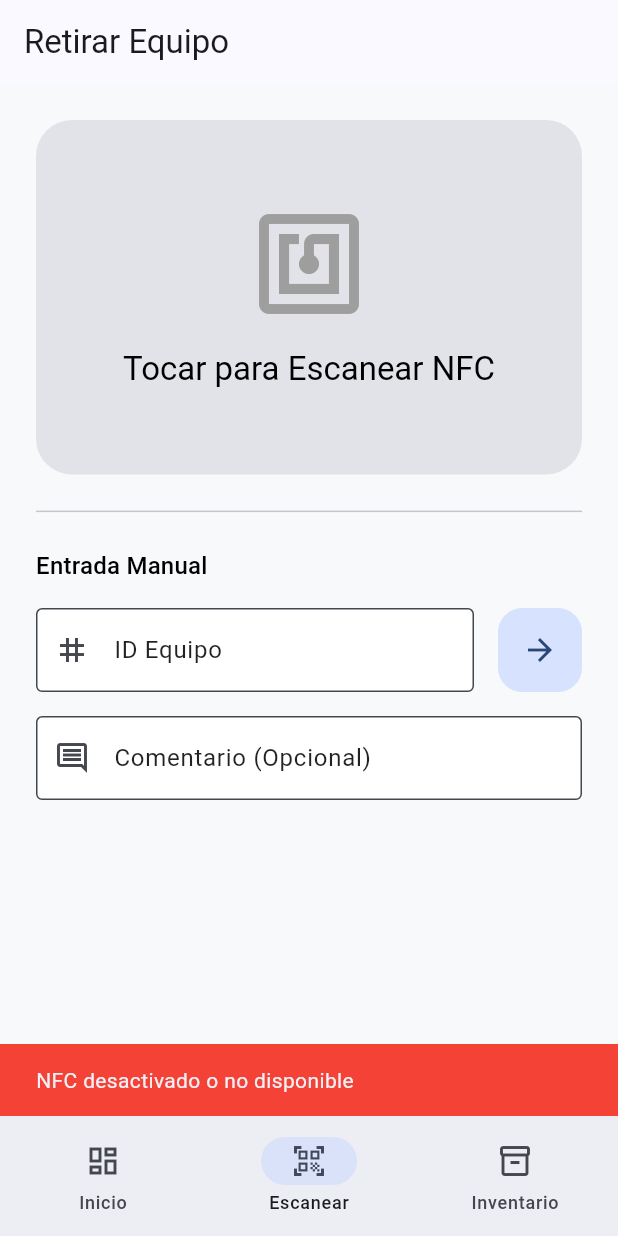
After one commit to Jjorus/mantenimiento, a Flutter app: the ScannerScreen screen opened by its route, after a tap on "Tocar para Escanear NFC", on a phone screen of 412 x 824 dp. The commit adds this screen. Run offline on Flutter 3.47's test engine with Material 3 defaults, Android fonts, the phone set to English and light mode, and no system bars; our stand-ins replace dio, equatable, flutter_bloc, flutter_secure_storage, go_router; missing offline and left inert: nfc_manager; accounts and stored records are empty.

Commit message:
mejoras NFC

```diff
--- /dev/null
+++ b/frontend/lib/logic/movement_cubit/movement_cubit.dart
@@ -0,0 +1,150 @@
+import 'dart:io' show Platform; // NUEVO: Para detectar si es Windows
+import 'package:flutter_bloc/flutter_bloc.dart';
+import 'package:nfc_manager/nfc_manager.dart';
+import 'package:nfc_manager/platform_tags.dart';
+
+import '../../data/repositories/movement_repository.dart';
+import '../../core/api/api_exception.dart';
+import 'movement_state.dart';
+
+class MovementCubit extends Cubit<MovementState> {
+  final MovementRepository _repository;
+
+  MovementCubit(this._repository) : super(const MovementState());
+
+  Future<void> startNfcSession() async {
+    // 1. PROTECCIÓN PLATAFORMA: Si no es móvil, abortamos antes de llamar al plugin
+    // Esto evita el MissingPluginException en Windows
+    if (!Platform.isAndroid && !Platform.isIOS) {
+      emit(state.copyWith(
+        status: MovementStatus.failure,
+        errorMessage: "NFC solo disponible en dispositivos móviles (Android/iOS)"
+      ));
+      return;
+    }
+
+    try {
+      // 2. Comprobar disponibilidad (Ahora seguro porque sabemos que es móvil)
+      bool isAvailable = await NfcManager.instance.isAvailable();
+      if (!isAvailable) {
+        emit(state.copyWith(
+          status: MovementStatus.failure,
+          errorMessage: "NFC desactivado o no disponible"
+        ));
+        return;
+      }
+    } catch (_) {
+       emit(state.copyWith(status: MovementStatus.failure, errorMessage: "Error verificando NFC"));
+       return;
+    }
+
+    emit(state.copyWith(status: MovementStatus.scanning));
+
+    // En v3.3.0 pollingOptions es opcional, pero si tu versión lo pide, aquí está
+    NfcManager.instance.startSession(
+      onDiscovered: (NfcTag tag) async {
+        try {
+          final String nfcId = _extractTagIdHighLevel(tag);
+
+          await NfcManager.instance.stopSession();
+
+          await retirarPorNfc(nfcId);
+
+        } catch (e) {
+          await NfcManager.instance.stopSession();
+          if (!isClosed) {
+            emit(state.copyWith(
+              status: MovementStatus.failure,
+              errorMessage: "Error leyendo etiqueta NFC"
+            ));
+          }
+        }
+      },
+    );
+  }
+
+  String _extractTagIdHighLevel(NfcTag tag) {
+    List<int>? identifier;
+
+    final isoDep = IsoDep.from(tag);
+    if (isoDep != null) {
+      identifier = isoDep.identifier;
+    }
+    else {
+      final nfcA = NfcA.from(tag);
+      if (nfcA != null) {
+        identifier = nfcA.identifier;
+      }
+      else {
+        final mifare = MifareClassic.from(tag);
+        if (mifare != null) {
+          identifier = mifare.identifier;
+        }
+        else {
+            final nfcB = NfcB.from(tag);
+            if (nfcB != null) {
+                identifier = nfcB.identifier;
+            }
+            else {
+                final nfcF = NfcF.from(tag);
+                if (nfcF != null) {
+                    identifier = nfcF.identifier;
+                }
+                else {
+                    final nfcV = NfcV.from(tag);
+                    if (nfcV != null) {
+                        identifier = nfcV.identifier;
+                    }
+                }
+            }
+        }
+      }
+    }
+
+    if (identifier == null) return "unknown_tag";
+
+    return identifier.map((e) => e.toRadixString(16).padLeft(2, '0')).join().toUpperCase();
+  }
+
+  Future<void> retirarPorNfc(String tag, {String? comentario}) async {
+    if (isClosed) return;
+    emit(state.copyWith(status: MovementStatus.processing));
+
+    try {
+      final movimiento = await _repository.retirarPorNfc(tag, comentario: comentario);
+      if (!isClosed) {
+        emit(state.copyWith(
+          status: MovementStatus.success,
+          lastMovement: movimiento,
+        ));
+      }
+    } on ApiException catch (e) {
+      if (!isClosed) emit(state.copyWith(status: MovementStatus.failure, errorMessage: e.message));
+    } catch (e) {
+      if (!isClosed) emit(state.copyWith(status: MovementStatus.failure, errorMessage: "Error inesperado"));
+    }
+  }
+
+  Future<void> retirarManual(int equipoId, {String? comentario}) async {
+    if (isClosed) return;
+    emit(state.copyWith(status: MovementStatus.processing));
+
+    try {
+      final movimiento = await _repository.retirarManual(equipoId, comentario: comentario);
+      if (!isClosed) {
+        emit(state.copyWith(
+          status: MovementStatus.success,
+          lastMovement: movimiento,
+        ));
+      }
+    } on ApiException catch (e) {
+      if (!isClosed) emit(state.copyWith(status: MovementStatus.failure, errorMessage: e.message));
+    } catch (e) {
+      if (!isClosed) emit(state.copyWith(status: MovementStatus.failure, errorMessage: "Error inesperado"));
+    }
+  }
+
+  void reset() {
+    if (!isClosed) emit(const MovementState());
+  }
+}
--- /dev/null
+++ b/frontend/lib/logic/movement_cubit/movement_state.dart
@@ -0,0 +1,38 @@
+import 'package:equatable/equatable.dart';
+import '../../data/models/movimiento_model.dart';
+
+enum MovementStatus {
+  initial,      // Esperando acción
+  scanning,     // Leyendo NFC (spinner / animación)
+  processing,   // Enviando al backend
+  success,      // Movimiento completado OK
+  failure       // Error (API o NFC)
+}
+
+class MovementState extends Equatable {
+  final MovementStatus status;
+  final MovimientoModel? lastMovement; // Para mostrar feedback "Equipo X retirado"
+  final String? errorMessage;
+
+  const MovementState({
+    this.status = MovementStatus.initial,
+    this.lastMovement,
+    this.errorMessage,
+  });
+
+  MovementState copyWith({
+    MovementStatus? status,
+    MovimientoModel? lastMovement,
+    String? errorMessage,
+  }) {
+    return MovementState(
+      status: status ?? this.status,
+      lastMovement: lastMovement ?? this.lastMovement,
+      // Si pasamos null explícitamente, limpiamos el error anterior
+      errorMessage: errorMessage,
+    );
+  }
+
+  @override
+  List<Object?> get props => [status, lastMovement, errorMessage];
+}
--- a/frontend/lib/main.dart
+++ b/frontend/lib/main.dart
@@ -7,50 +7,79 @@ import 'core/services/storage_service.dart';
 import 'core/theme/app_theme.dart';
 import 'core/router/app_router.dart';
 
-// Data
+// Data Sources
 import 'data/datasources/auth_remote_ds.dart';
+import 'data/datasources/inventory_remote_ds.dart'; // NUEVO
+import 'data/datasources/movement_remote_ds.dart';  // NUEVO
+
+// Repositories
 import 'data/repositories/auth_repository.dart';
+import 'data/repositories/inventory_repository.dart'; // NUEVO
+import 'data/repositories/movement_repository.dart';  // NUEVO
 
 // Logic
 import 'logic/auth_cubit/auth_cubit.dart';
+import 'logic/movement_cubit/movement_cubit.dart';    // NUEVO
 
 void main() {
   WidgetsFlutterBinding.ensureInitialized();
 
+  // 1. Servicios Base
   final storageService = StorageService();
   final dioClient = DioClient(storageService);
+
+  // 2. Data Sources
   final authRemoteDs = AuthRemoteDataSource(dioClient);
+  final invRemoteDs = InventoryRemoteDataSource(dioClient);
+  final movRemoteDs = MovementRemoteDataSource(dioClient);
+
+  // 3. Repositorios
   final authRepository = AuthRepository(
     remoteDs: authRemoteDs,
     storage: storageService,
   );
+  final inventoryRepository = InventoryRepository(remoteDs: invRemoteDs);
+  final movementRepository = MovementRepository(remoteDs: movRemoteDs);
 
-  runApp(MyApp(authRepository: authRepository));
+  runApp(MyApp(
+    authRepository: authRepository,
+    inventoryRepository: inventoryRepository,
+    movementRepository: movementRepository,
+  ));
 }
 
 class MyApp extends StatelessWidget {
   final AuthRepository authRepository;
+  final InventoryRepository inventoryRepository;
+  final MovementRepository movementRepository;
 
-  const MyApp({super.key, required this.authRepository});
+  const MyApp({
+    super.key,
+    required this.authRepository,
+    required this.inventoryRepository,
+    required this.movementRepository,
+  });
 
   @override
   Widget build(BuildContext context) {
     return MultiRepositoryProvider(
       providers: [
-        RepositoryProvider<AuthRepository>.value(value: authRepository),
+        RepositoryProvider.value(value: authRepository),
+        RepositoryProvider.value(value: inventoryRepository),
+        RepositoryProvider.value(value: movementRepository),
       ],
       child: MultiBlocProvider(
         providers: [
           BlocProvider<AuthCubit>(
-            create: (context) => AuthCubit(
-              context.read<AuthRepository>(),
-            ),
+            create: (context) => AuthCubit(context.read<AuthRepository>()),
+          ),
+          // NUEVO: Cubit global para movimientos (accesible desde cualquier ruta)
+          BlocProvider<MovementCubit>(
+            create: (context) => MovementCubit(context.read<MovementRepository>()),
           ),
         ],
-        // Usamos Builder para tener contexto con los Providers ya disponibles
         child: Builder(
           builder: (context) {
-            // Inyectamos el AuthCubit en el router para redirecciones
             final router = AppRouter.router(context.read<AuthCubit>());
 
             return MaterialApp.router(
@@ -59,8 +88,6 @@ class MyApp extends StatelessWidget {
               theme: AppTheme.lightTheme,
               darkTheme: AppTheme.darkTheme,
               themeMode: ThemeMode.system,
-
-              // Configuración de GoRouter
               routerConfig: router,
             );
           },
--- /dev/null
+++ b/frontend/lib/presentation/features/movement/screens/scanner_screen.dart
@@ -0,0 +1,178 @@
+import 'package:flutter/material.dart';
+import 'package:flutter_bloc/flutter_bloc.dart';
+import '../../../../logic/movement_cubit/movement_cubit.dart';
+import '../../../../logic/movement_cubit/movement_state.dart';
+
+class ScannerScreen extends StatefulWidget {
+  const ScannerScreen({super.key});
+
+  @override
+  State<ScannerScreen> createState() => _ScannerScreenState();
+}
+
+class _ScannerScreenState extends State<ScannerScreen> {
+  final _manualController = TextEditingController();
+  final _commentController = TextEditingController();
+
+  @override
+  void dispose() {
+    _manualController.dispose();
+    _commentController.dispose();
+    super.dispose();
+  }
+
+  void _onManualSubmit() {
+    final id = int.tryParse(_manualController.text);
+    if (id == null) {
+      ScaffoldMessenger.of(context).showSnackBar(
+        const SnackBar(content: Text("ID inválido. Debe ser un número.")),
+      );
+      return;
+    }
+    // Ocultar teclado
+    FocusScope.of(context).unfocus();
+
+    final comentario = _commentController.text.trim();
+    context.read<MovementCubit>().retirarManual(
+      id,
+      comentario: comentario.isEmpty ? null : comentario
+    );
+  }
+
+  @override
+  Widget build(BuildContext context) {
+    return BlocConsumer<MovementCubit, MovementState>(
+      listener: (context, state) {
+        if (state.status == MovementStatus.success) {
+          ScaffoldMessenger.of(context).showSnackBar(
+            SnackBar(
+              content: Text("¡Éxito! Equipo ${state.lastMovement?.equipoId} retirado."),
+              backgroundColor: Colors.green,
+            ),
+          );
+          // Limpieza para siguiente uso
+          _manualController.clear();
+          _commentController.clear();
+          context.read<MovementCubit>().reset();
+        }
+
+        if (state.status == MovementStatus.failure) {
+          ScaffoldMessenger.of(context).showSnackBar(
+            SnackBar(
+              content: Text(state.errorMessage ?? "Error"),
+              backgroundColor: Colors.red,
+            ),
+          );
+        }
+      },
+      builder: (context, state) {
+        final isProcessing = state.status == MovementStatus.processing;
+        final isScanning = state.status == MovementStatus.scanning;
+
+        return Scaffold(
+          appBar: AppBar(title: const Text("Retirar Equipo")),
+          body: Padding(
+            padding: const EdgeInsets.all(24.0),
+            child: Column(
+              crossAxisAlignment: CrossAxisAlignment.stretch,
+              children: [
+                // --- TARJETA NFC ---
+                Expanded(
+                  flex: 4,
+                  child: Material(
+                    color: isScanning
+                        ? Theme.of(context).colorScheme.primaryContainer.withOpacity(0.3)
+                        : Theme.of(context).colorScheme.surfaceContainerHighest,
+                    borderRadius: BorderRadius.circular(24),
+                    child: InkWell(
+                      onTap: (isProcessing || isScanning)
+                          ? null
+                          : () => context.read<MovementCubit>().startNfcSession(),
+                      borderRadius: BorderRadius.circular(24),
+                      child: Column(
+                        mainAxisAlignment: MainAxisAlignment.center,
+                        children: [
+                          Icon(
+                            isScanning ? Icons.wifi_tethering : Icons.nfc,
+                            size: 80,
+                            color: isScanning
+                                ? Theme.of(context).colorScheme.primary
+                                : Colors.grey,
+                          ),
+                          const SizedBox(height: 16),
+                          Text(
+                            isScanning ? "Acerca el equipo..." : "Tocar para Escanear NFC",
+                            style: Theme.of(context).textTheme.titleLarge,
+                          ),
+                          if (isScanning)
+                            const Padding(
+                              padding: EdgeInsets.only(top: 24.0),
+                              child: CircularProgressIndicator(),
+                            ),
+                        ],
+                      ),
+                    ),
+                  ),
+                ),
+
+                const SizedBox(height: 24),
+                const Divider(height: 1),
+                const SizedBox(height: 24),
+
+                // --- ENTRADA MANUAL ---
+                Expanded(
+                  flex: 6,
+                  child: SingleChildScrollView(
+                    child: Column(
+                      crossAxisAlignment: CrossAxisAlignment.start,
+                      children: [
+                        Text("Entrada Manual", style: Theme.of(context).textTheme.titleMedium),
+                        const SizedBox(height: 16),
+                        Row(
+                          children: [
+                            Expanded(
+                              child: TextField(
+                                controller: _manualController,
+                                keyboardType: TextInputType.number,
+                                decoration: const InputDecoration(
+                                  labelText: "ID Equipo",
+                                  prefixIcon: Icon(Icons.tag),
+                                  border: OutlineInputBorder(),
+                                ),
+                              ),
+                            ),
+                            const SizedBox(width: 16),
+                            FloatingActionButton(
+                              onPressed: isProcessing ? null : _onManualSubmit,
+                              elevation: 0,
+                              backgroundColor: Theme.of(context).colorScheme.primaryContainer,
+                              child: isProcessing
+                                  ? const Padding(
+                                      padding: EdgeInsets.all(12.0),
+                                      child: CircularProgressIndicator(strokeWidth: 2),
+                                    )
+                                  : const Icon(Icons.arrow_forward),
+                            ),
+                          ],
+                        ),
+                        const SizedBox(height: 16),
+                        TextField(
+                          controller: _commentController,
+                          decoration: const InputDecoration(
+                            labelText: "Comentario (Opcional)",
+                            prefixIcon: Icon(Icons.comment_outlined),
+                            border: OutlineInputBorder(),
+                          ),
+                        ),
+                      ],
+                    ),
+                  ),
+                ),
+              ],
+            ),
+          ),
+        );
+      },
+    );
+  }
+}
--- a/frontend/pubspec.yaml
+++ b/frontend/pubspec.yaml
@@ -44,7 +44,7 @@ dependencies:
   json_annotation: ^4.9.0
   google_fonts: ^6.3.2
   font_awesome_flutter: ^10.9.1
-  nfc_manager: ^4.0.2
+  nfc_manager: ^3.3.0
   pluto_grid: ^8.0.0
 
 dev_dependencies:
```
Also changed, not shown: frontend/lib/core/router/app_router.dart (+9 -12 lines), frontend/pubspec.lock.
